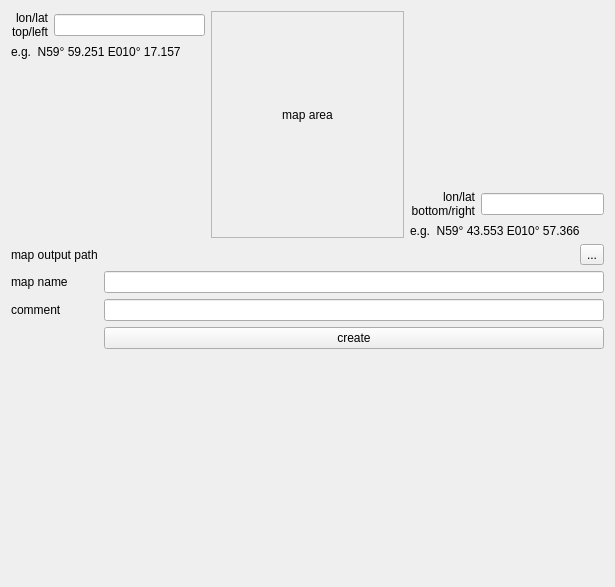
The window that src/ICreateMapOSM.ui (ntruchsess/QLandkarteGT) describes before a commit, drawn with Qt 5.
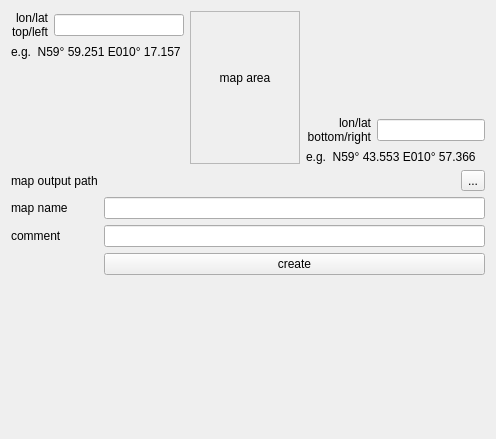
The same window after the commit.

```diff
--- a/src/ICreateMapOSM.ui
+++ b/src/ICreateMapOSM.ui
@@ -5,8 +5,8 @@
    <rect>
     <x>0</x>
     <y>0</y>
-    <width>615</width>
-    <height>587</height>
+    <width>496</width>
+    <height>439</height>
    </rect>
   </property>
   <property name="windowTitle" >
```
Left out of the diff: 8 changed lines with no effect on the pictures.
